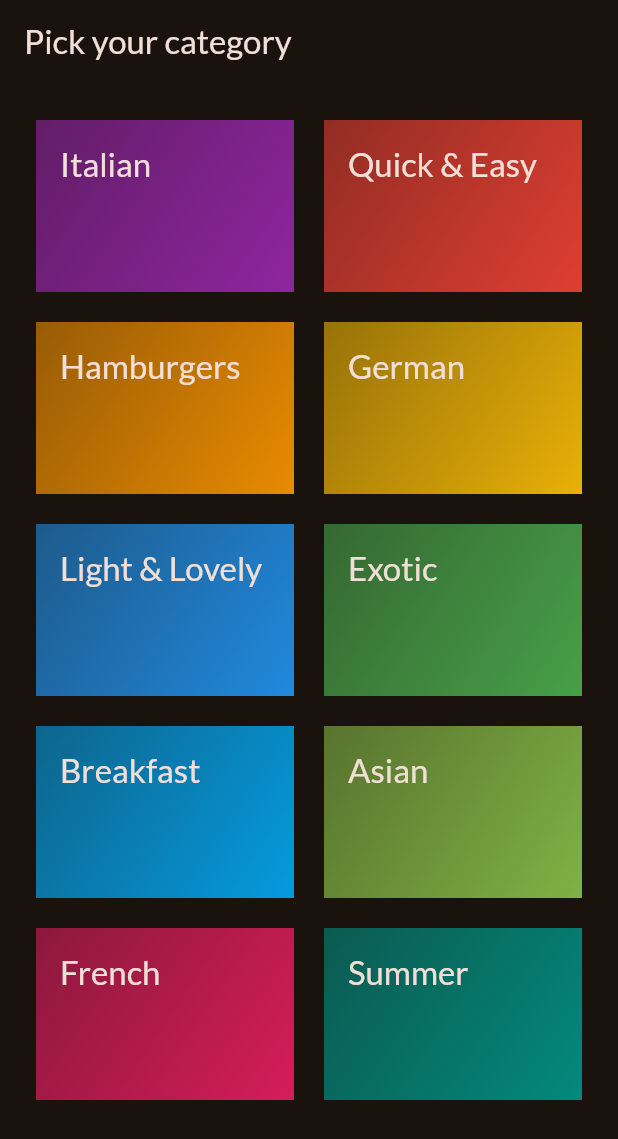
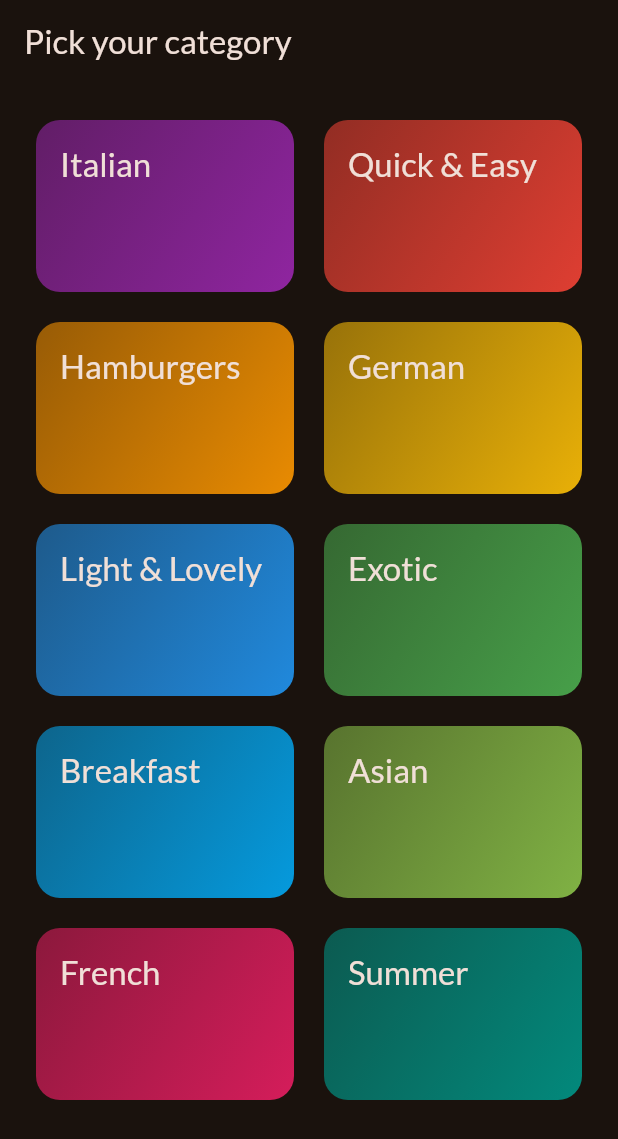
Before and after one commit to cyblogerz/Zippy-eats, a Flutter app: the screen it shows after launch, on a phone screen of 412 x 824 dp. Shown: the top 1139 px of the screen. Run offline on Flutter 3.47's test engine with Material 2 defaults, Android fonts, the phone set to English and light mode, and no system bars; our stand-ins replace google_fonts.

Commit message:
Added rounded borders

```diff
--- a/lib/widgets/category_item.dart
+++ b/lib/widgets/category_item.dart
@@ -8,9 +8,13 @@ class CategoryItem extends StatelessWidget {
 
   @override
   Widget build(BuildContext context) {
-    return Container(
+    return InkWell(
+      onTap: () {},
+      splashColor: Theme.of(context).primaryColor,
+      child: Container(
         padding: const EdgeInsets.all(16),
         decoration: BoxDecoration(
+            borderRadius: BorderRadius.circular(16),
             gradient: LinearGradient(colors: [
               category.color.withOpacity(0.55),
               category.color.withOpacity(0.9),
@@ -21,6 +25,7 @@ class CategoryItem extends StatelessWidget {
                 color: Theme.of(context).colorScheme.onBackground,
               ),
         ),
+      ),
     );
   }
 }
```
Lines whose indentation alone changed are shown as unchanged.
